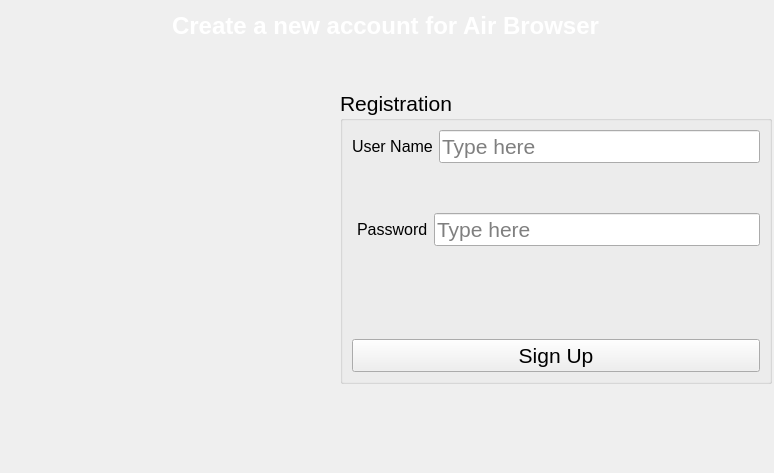
Old version of the form register_window.ui in the repository Harlamis/QtAirBrowser.
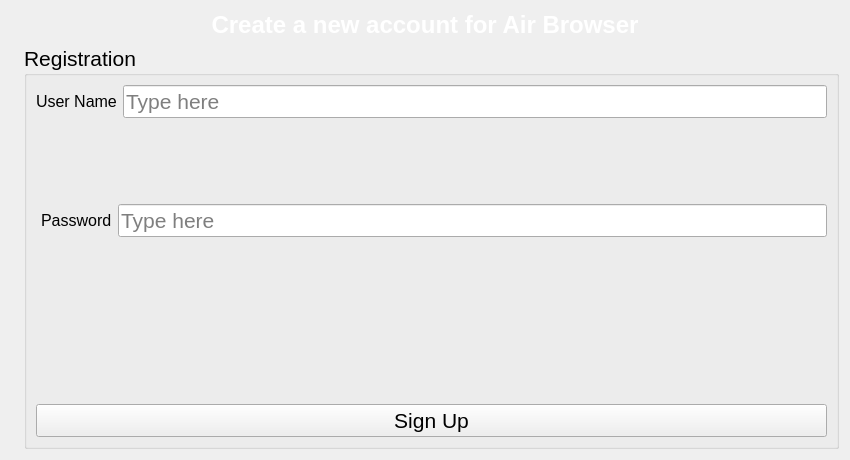
New version of the form. Icons and pictures are not drawn.

Commit message: add proper layout to register window along with image from the

```diff
--- a/register_window.ui
+++ b/register_window.ui
@@ -6,22 +6,65 @@
    <rect>
     <x>0</x>
     <y>0</y>
-    <width>774</width>
-    <height>473</height>
+    <width>850</width>
+    <height>460</height>
    </rect>
   </property>
   <property name="windowTitle">
    <string>Form</string>
   </property>
+  <layout class="QVBoxLayout" name="verticalLayout_2">
+   <item>
+    <widget class="QLabel" name="Register_label">
+     <property name="sizePolicy">
+      <sizepolicy hsizetype="Minimum" vsizetype="Minimum">
+       <horstretch>0</horstretch>
+       <verstretch>0</verstretch>
+      </sizepolicy>
+     </property>
+     <property name="font">
+      <font>
+       <pointsize>18</pointsize>
+       <bold>true</bold>
+      </font>
+     </property>
+     <property name="styleSheet">
+      <string notr="true">color:rgb(255, 255, 255)</string>
+     </property>
+     <property name="text">
+      <string>Create a new account for Air Browser</string>
+     </property>
+     <property name="alignment">
+      <set>Qt::AlignmentFlag::AlignCenter</set>
+     </property>
+     <property name="textInteractionFlags">
+      <set>Qt::TextInteractionFlag::NoTextInteraction</set>
+     </property>
+    </widget>
+   </item>
+   <item>
+    <layout class="QHBoxLayout" name="horizontalLayout_4">
+     <item>
+      <widget class="QLabel" name="label">
+       <property name="maximumSize">
+        <size>
+         <width>400</width>
+         <height>400</height>
+        </size>
+       </property>
+       <property name="text">
+        <string/>
+       </property>
+       <property name="pixmap">
+        <pixmap resource="rcs/images.qrc">:/images/planeImg</pixmap>
+       </property>
+       <property name="scaledContents">
+        <bool>true</bool>
+       </property>
+      </widget>
+     </item>
+     <item>
   <widget class="QGroupBox" name="groupBox">
-   <property name="geometry">
-    <rect>
-     <x>340</x>
-     <y>90</y>
-     <width>432</width>
-     <height>294</height>
-    </rect>
-   </property>
    <property name="font">
     <font>
      <pointsize>16</pointsize>
@@ -156,41 +199,13 @@
     </item>
    </layout>
   </widget>
-  <widget class="QLabel" name="Register_label">
-   <property name="geometry">
-    <rect>
-     <x>140</x>
-     <y>10</y>
-     <width>491</width>
-     <height>32</height>
-    </rect>
-   </property>
-   <property name="sizePolicy">
-    <sizepolicy hsizetype="Minimum" vsizetype="Minimum">
-     <horstretch>0</horstretch>
-     <verstretch>0</verstretch>
-    </sizepolicy>
-   </property>
-   <property name="font">
-    <font>
-     <pointsize>18</pointsize>
-     <bold>true</bold>
-    </font>
-   </property>
-   <property name="styleSheet">
-    <string notr="true">color:rgb(255, 255, 255)</string>
-   </property>
-   <property name="text">
-    <string>Create a new account for Air Browser</string>
-   </property>
-   <property name="alignment">
-    <set>Qt::AlignmentFlag::AlignCenter</set>
-   </property>
-   <property name="textInteractionFlags">
-    <set>Qt::TextInteractionFlag::NoTextInteraction</set>
-   </property>
-  </widget>
- </widget>
- <resources/>
+     </item>
+    </layout>
+   </item>
+  </layout>
+ </widget>
+ <resources>
+  <include location="rcs/images.qrc"/>
+ </resources>
  <connections/>
 </ui>
```
Lines whose indentation alone changed are shown as unchanged. The commit also changes 3 other files.
